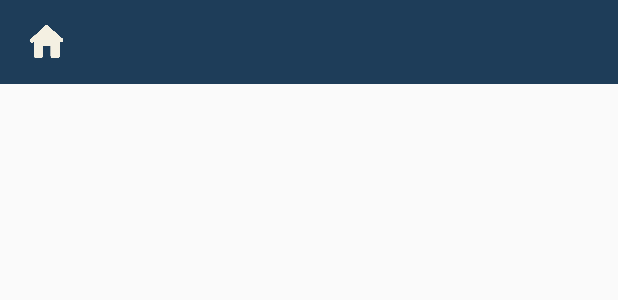
After one commit to ThomasObrecht13/InterestProject, an Android app: the layout activity_chat.xml on its own in the app's theme, with its tools: preview values and no code run, on a phone screen of 412 x 824 dp. The commit adds this screen. Shown: the top 300 px of the screen. Run offline under Robolectric (Android 15) with nearby library versions, the phone set to English and light mode, and no system bars.

Commit message:
ChatActivity,toolbar, backButton

```diff
--- a/app/src/main/java/com/example/interestproject/authentification/LoginActivity.java
+++ b/app/src/main/java/com/example/interestproject/authentification/LoginActivity.java
@@ -136,6 +136,8 @@ public class LoginActivity extends AppCompatActivity {
                             Intent navigationActivity = new Intent(LoginActivity.this, MainActivity.class);
                             navigationActivity.putExtra("isNew",isNew);
                             startActivity(navigationActivity);
+                            finish();
+
                         } else {
                             // If sign in fails, display a message to the user.
                             Log.w(TAG, "signInWithEmail:failure", task.getException());
--- /dev/null
+++ b/app/src/main/res/layout/activity_chat.xml
@@ -0,0 +1,40 @@
+<?xml version="1.0" encoding="utf-8"?>
+<RelativeLayout xmlns:android="http://schemas.android.com/apk/res/android"
+    xmlns:app="http://schemas.android.com/apk/res-auto"
+    xmlns:tools="http://schemas.android.com/tools"
+    android:layout_width="match_parent"
+    android:layout_height="match_parent"
+    tools:context=".ChatActivity">
+
+
+    <androidx.appcompat.widget.Toolbar
+        app:layout_constraintTop_toTopOf="parent"
+        android:id="@+id/toolbar_chat"
+        app:title=""
+        android:layout_width="match_parent"
+        android:layout_height="wrap_content"
+        android:background="@color/blueApp"
+        >
+        <Button
+            android:layout_width="30dp"
+            android:layout_height="30dp"
+            android:background="@drawable/house_logo"
+            android:id="@+id/back_button_chat"
+            android:layout_marginRight="20dp"/>
+
+        <de.hdodenhof.circleimageview.CircleImageView
+            android:layout_width="30dp"
+            android:layout_height="30dp"
+            android:id="@+id/profil_picture_chat_toolbar"/>
+
+        <TextView
+            android:layout_width="wrap_content"
+            android:layout_height="wrap_content"
+            android:id="@+id/username_chat_toolbar"
+            android:textStyle="bold"
+            android:layout_marginLeft="20dp"
+            />
+
+
+    </androidx.appcompat.widget.Toolbar>
+</RelativeLayout>
```
Also changed, not shown: app/src/main/AndroidManifest.xml (+6 -11 lines), app/src/main/java/com/example/interestproject/ChatActivity.java (added, +82 -0 lines), app/src/main/java/com/example/interestproject/MessageFragment.java (+19 -0 lines).
